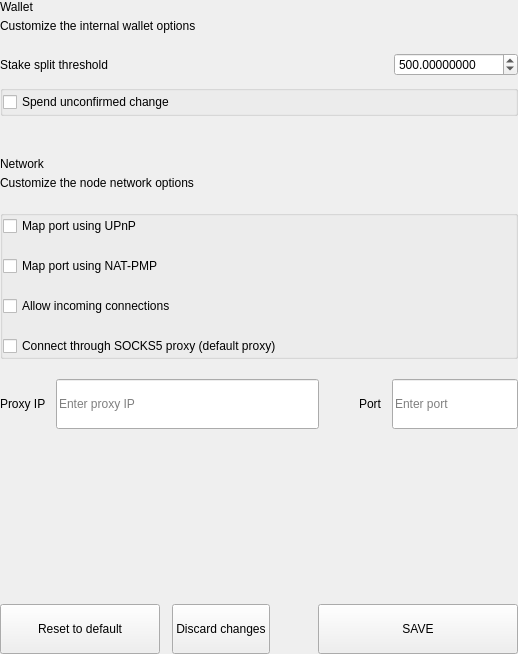
Before: the Qt Designer form src/qt/bltg/settings/forms/settingswalletoptionswidget.ui in minerric/BLTG, drawn with Qt 5.
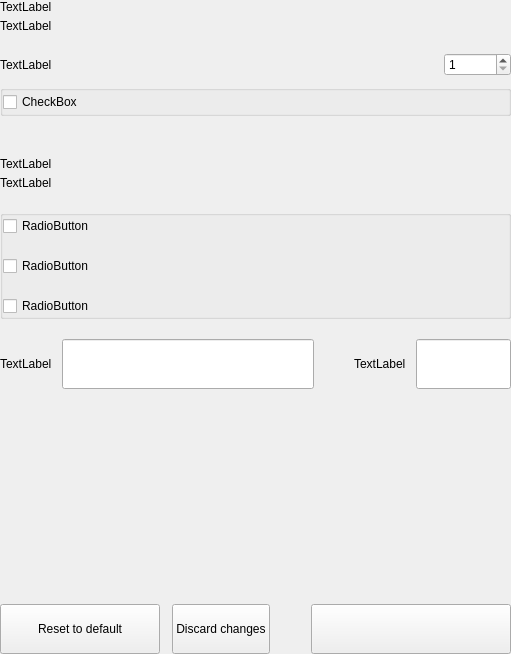
After: the same form once the commit is applied.

What changed in the file:
```diff
--- a/src/qt/bltg/settings/forms/settingswalletoptionswidget.ui
+++ b/src/qt/bltg/settings/forms/settingswalletoptionswidget.ui
@@ -6,7 +6,7 @@
    <rect>
     <x>0</x>
     <y>0</y>
-    <width>518</width>
+    <width>511</width>
     <height>654</height>
    </rect>
   </property>
@@ -62,14 +62,14 @@
             <item>
              <widget class="QLabel" name="labelTitle">
               <property name="text">
-               <string>Wallet</string>
+               <string>TextLabel</string>
               </property>
              </widget>
             </item>
             <item>
              <widget class="QLabel" name="labelSubtitle1">
               <property name="text">
-               <string>Customize the internal wallet options</string>
+               <string>TextLabel</string>
               </property>
               <property name="wordWrap">
                <bool>true</bool>
@@ -104,7 +104,7 @@
           <item>
            <widget class="QLabel" name="labelTitleStake">
             <property name="text">
-             <string>Stake split threshold</string>
+             <string>TextLabel</string>
             </property>
            </widget>
           </item>
@@ -122,19 +122,13 @@
            </spacer>
           </item>
           <item>
-           <widget class="QDoubleSpinBox" name="spinBoxStakeSplitThreshold">
-            <property name="decimals">
-             <number>8</number>
-            </property>
+           <widget class="QSpinBox" name="spinBoxStakeSplitThreshold">
             <property name="minimum">
-             <number>0</number>
+             <number>1</number>
             </property>
             <property name="maximum">
              <number>999999</number>
             </property>
-            <property name="value">
-             <number>500</number>
-            </property>
            </widget>
           </item>
          </layout>
@@ -163,7 +157,7 @@
            <item>
             <widget class="QCheckBox" name="radioButtonSpend">
              <property name="text">
-              <string>Spend unconfirmed change</string>
+              <string>CheckBox</string>
              </property>
             </widget>
            </item>
@@ -234,14 +228,14 @@
             <item>
              <widget class="QLabel" name="labelTitleNetwork">
               <property name="text">
-               <string>Network</string>
+               <string>TextLabel</string>
               </property>
              </widget>
             </item>
             <item>
              <widget class="QLabel" name="labelSubtitleNetwork">
               <property name="text">
-               <string>Customize the node network options</string>
+               <string>TextLabel</string>
               </property>
               <property name="wordWrap">
                <bool>true</bool>
@@ -292,31 +286,21 @@
            <item>
             <widget class="QCheckBox" name="mapPortUpnp">
              <property name="text">
-              <string>Map port using UPnP</string>
-             </property>
-            </widget>
-           </item>
-           <item>
-            <widget class="QCheckBox" name="mapPortNatpmp">
-             <property name="toolTip">
-              <string>Automatically open the BLTG client port on the router. This only works when your router supports NAT-PMP and it is enabled. The external port could be random.</string>
-             </property>
-             <property name="text">
-              <string>Map port using NAT-PMP</string>
+              <string>RadioButton</string>
              </property>
             </widget>
            </item>
            <item>
             <widget class="QCheckBox" name="checkBoxAllow">
              <property name="text">
-              <string>Allow incoming connections</string>
+              <string>RadioButton</string>
              </property>
             </widget>
            </item>
            <item>
             <widget class="QCheckBox" name="checkBoxConnect">
              <property name="text">
-              <string>Connect through SOCKS5 proxy (default proxy)</string>
+              <string>RadioButton</string>
              </property>
             </widget>
            </item>
@@ -352,7 +336,7 @@
             <item>
              <widget class="QLabel" name="labelSubtitleProxy">
               <property name="text">
-               <string>Proxy IP</string>
+               <string>TextLabel</string>
               </property>
              </widget>
             </item>
@@ -370,9 +354,6 @@
                 <height>50</height>
                </size>
               </property>
-              <property name="placeholderText">
-               <string>Enter proxy IP</string>
-              </property>
              </widget>
             </item>
            </layout>
@@ -398,7 +379,7 @@
             <item>
              <widget class="QLabel" name="labelSubtitlePort">
               <property name="text">
-               <string>Port</string>
+               <string>TextLabel</string>
               </property>
              </widget>
             </item>
@@ -416,9 +397,6 @@
                 <height>50</height>
                </size>
               </property>
-              <property name="placeholderText">
-               <string>Enter port</string>
-              </property>
              </widget>
             </item>
            </layout>
@@ -515,7 +493,7 @@
              <enum>Qt::NoFocus</enum>
             </property>
             <property name="text">
-             <string>SAVE</string>
+             <string/>
             </property>
            </widget>
           </item>
```
Left out of the diff: 4 changed lines with no effect on the pictures.
